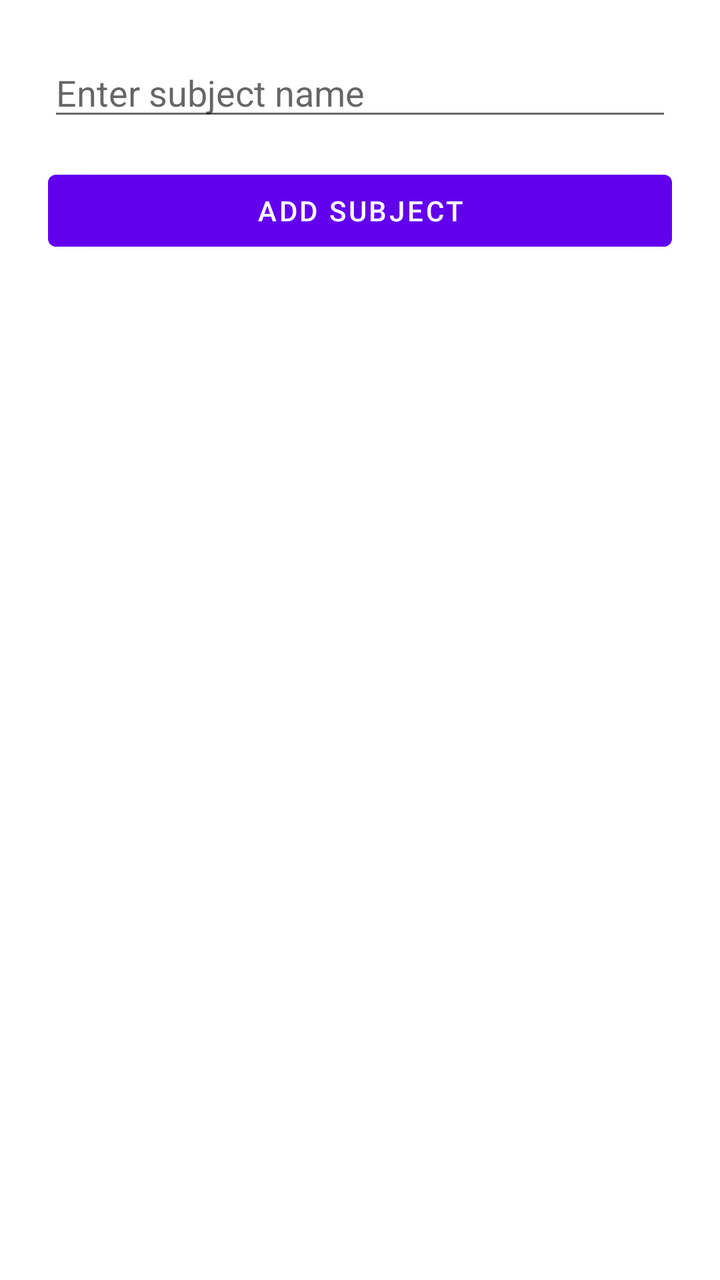
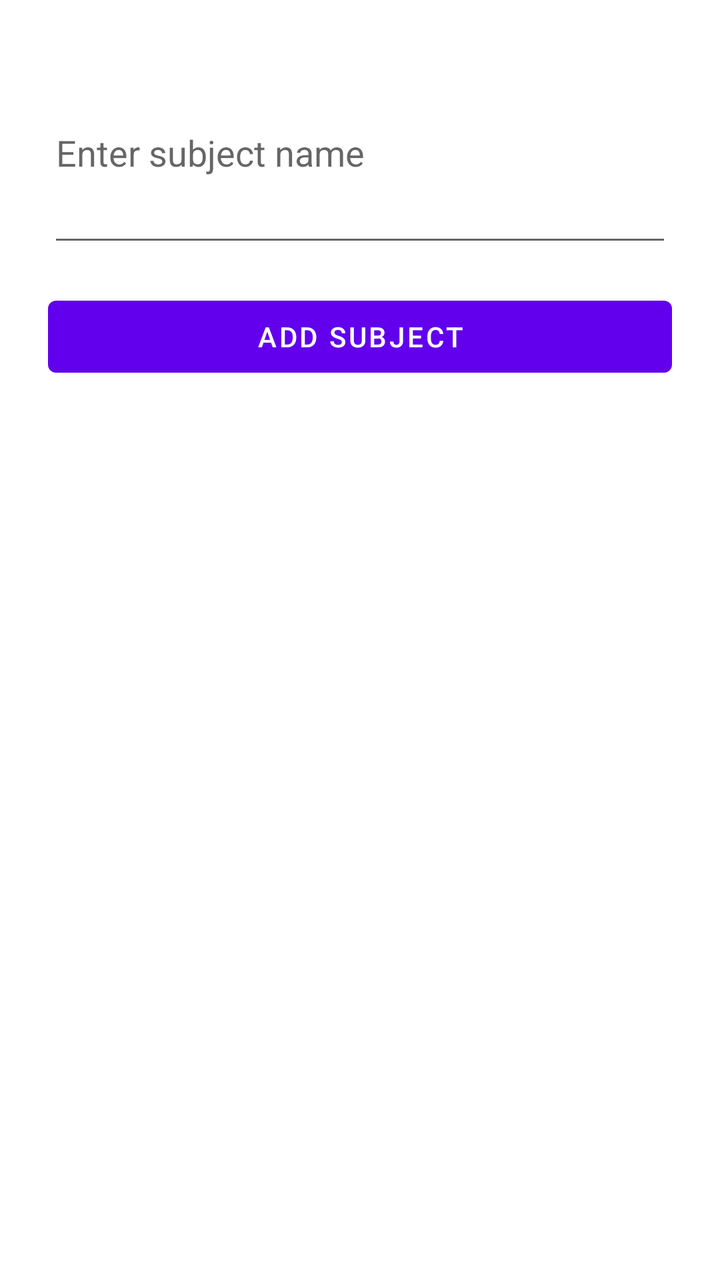

The first picture is an Android layout as it rendered before a commit; the second is the same layout after the commit. The layout source and the unified diff follow.
<!-- AndroidManifest.xml: application theme Theme.MyApplication -->
<!-- res/layout/bottom_sheet_dialog_subject.xml -->
<?xml version="1.0" encoding="utf-8"?>
<LinearLayout xmlns:android="http://schemas.android.com/apk/res/android"
    android:layout_width="match_parent"
    android:layout_height="wrap_content"
    android:orientation="vertical"
    android:padding="24dp">

    <EditText
        android:id="@+id/subject_name_input"
        android:layout_width="match_parent"
        android:layout_height="wrap_content"
        android:hint="Enter subject name"
        android:inputType="textPersonName" />

    <Button
        android:id="@+id/submit_subject"
        android:layout_width="match_parent"
        android:layout_height="wrap_content"
        android:text="Add Subject"
        android:layout_marginTop="16dp"/>
</LinearLayout>
<!-- resources referenced by this layout -->
<resources>
  <style name="Theme.MyApplication" parent="Theme.MaterialComponents.DayNight.DarkActionBar">
          
          <item name="colorPrimary">@color/purple_500</item>
          <item name="colorPrimaryVariant">@color/purple_700</item>
          <item name="colorOnPrimary">@color/white</item>
          
          <item name="colorSecondary">@color/teal_200</item>
          <item name="colorSecondaryVariant">@color/teal_700</item>
          <item name="colorOnSecondary">@color/black</item>
          
          <item name="android:statusBarColor">?attr/colorPrimaryVariant</item>
          
      </style>
  <color name="purple_500">#FF6200EE</color>
  <color name="purple_700">#FF3700B3</color>
  <color name="white">#FFFFFFFF</color>
  <color name="teal_200">#FF03DAC5</color>
  <color name="teal_700">#FF018786</color>
  <color name="black">#FF000000</color>
</resources>

<!-- the commit's change to res/layout/bottom_sheet_dialog_subject.xml (unified diff, before → after) -->
@@ -9,6 +9,7 @@
         android:id="@+id/subject_name_input"
         android:layout_width="match_parent"
         android:layout_height="wrap_content"
+        android:paddingVertical="40dp"
         android:hint="Enter subject name"
         android:inputType="textPersonName" />
 
